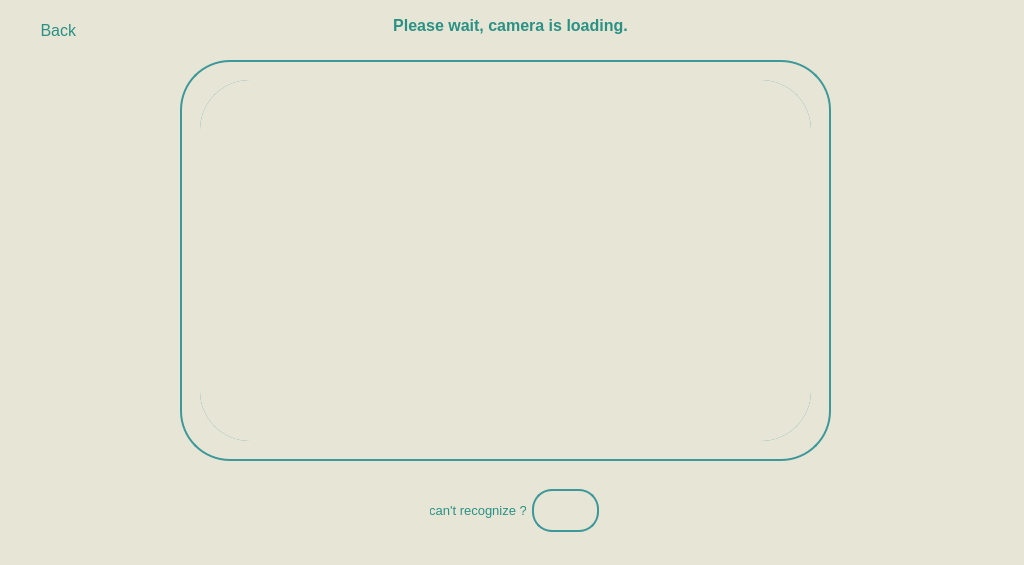
Qt form Design/FacialLogin.ui (Fsociety-Mrn/AIoT-Smartlock) before a commit.
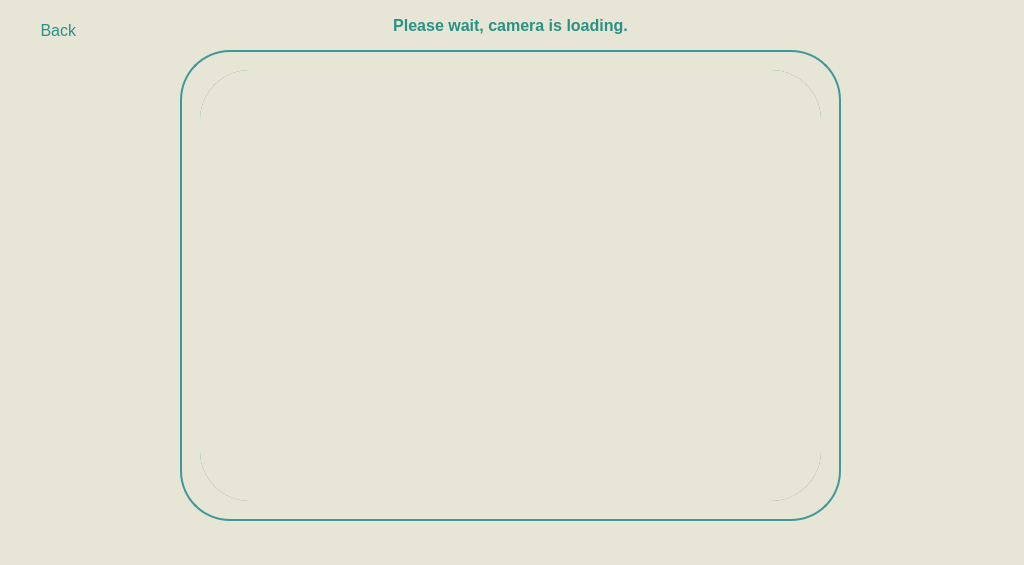
The same form after that commit. Icons and pictures are not drawn.

```diff
--- a/Design/FacialLogin.ui
+++ b/Design/FacialLogin.ui
@@ -107,9 +107,9 @@
    <property name="geometry">
     <rect>
      <x>180</x>
-     <y>60</y>
-     <width>651</width>
-     <height>401</height>
+     <y>50</y>
+     <width>661</width>
+     <height>471</height>
     </rect>
    </property>
    <property name="styleSheet">
@@ -121,8 +121,8 @@
      <rect>
       <x>20</x>
       <y>20</y>
-      <width>611</width>
-      <height>361</height>
+      <width>621</width>
+      <height>431</height>
      </rect>
     </property>
     <layout class="QHBoxLayout" name="horizontalLayout">
@@ -148,78 +148,6 @@
     </layout>
    </widget>
   </widget>
-  <widget class="QWidget" name="">
-   <property name="geometry">
-    <rect>
-     <x>430</x>
-     <y>480</y>
-     <width>169</width>
-     <height>61</height>
-    </rect>
-   </property>
-   <layout class="QHBoxLayout" name="horizontalLayout_2">
-    <item>
-     <widget class="QLabel" name="pincodeLabel">
-      <property name="font">
-       <font>
-        <family>Segoe UI</family>
-        <pointsize>10</pointsize>
-        <strikeout>false</strikeout>
-       </font>
-      </property>
-      <property name="styleSheet">
-       <string notr="true">color:  rgba(11, 131, 120, 219)</string>
-      </property>
-      <property name="frameShape">
-       <enum>QFrame::NoFrame</enum>
-      </property>
-      <property name="text">
-       <string>can't recognize ?</string>
-      </property>
-      <property name="alignment">
-       <set>Qt::AlignCenter</set>
-      </property>
-     </widget>
-    </item>
-    <item>
-     <widget class="QPushButton" name="pincodeButton">
-      <property name="font">
-       <font>
-        <family>Segoe UI</family>
-        <pointsize>12</pointsize>
-       </font>
-      </property>
-      <property name="cursor">
-       <cursorShape>PointingHandCursor</cursorShape>
-      </property>
-      <property name="autoFillBackground">
-       <bool>false</bool>
-      </property>
-      <property name="styleSheet">
-       <string notr="true">border: 2px solid #3D989A;
-border-radius: 20px;
-color: white;
-padding:10px;</string>
-      </property>
-      <property name="text">
-       <string/>
-      </property>
-      <property name="icon">
-       <iconset>
-        <normaloff>:/images/lock-pattern.png</normaloff>:/images/lock-pattern.png</iconset>
-      </property>
-      <property name="iconSize">
-       <size>
-        <width>35</width>
-        <height>35</height>
-       </size>
-      </property>
-     </widget>
-    </item>
-   </layout>
-  </widget>
-  <zorder>pincodeLabel</zorder>
-  <zorder>pincodeButton</zorder>
   <zorder>status</zorder>
   <zorder>cameraContainer</zorder>
   <zorder>back</zorder>
```
Left out of the diff: 2 changed lines with no effect on the pictures.
